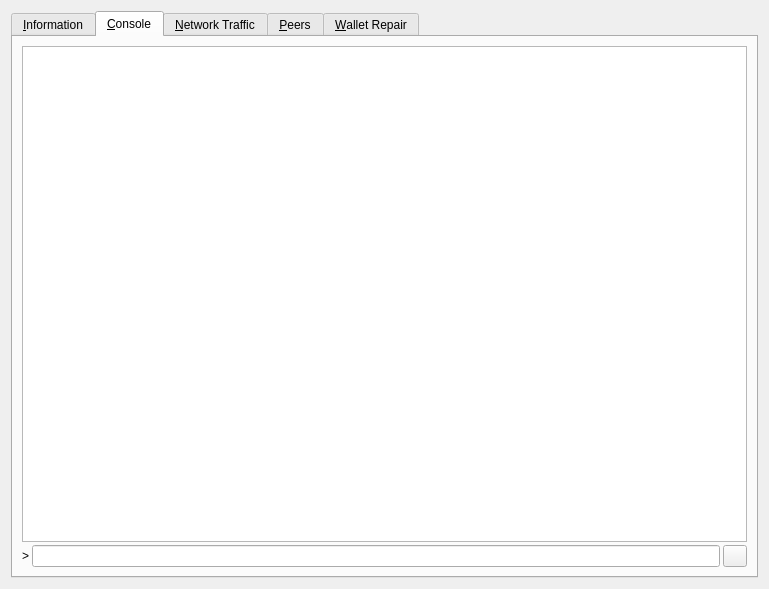
First picture: the form in src/qt/forms/rpcconsole.ui, repository duality-solutions/Dynamic, before the edit.
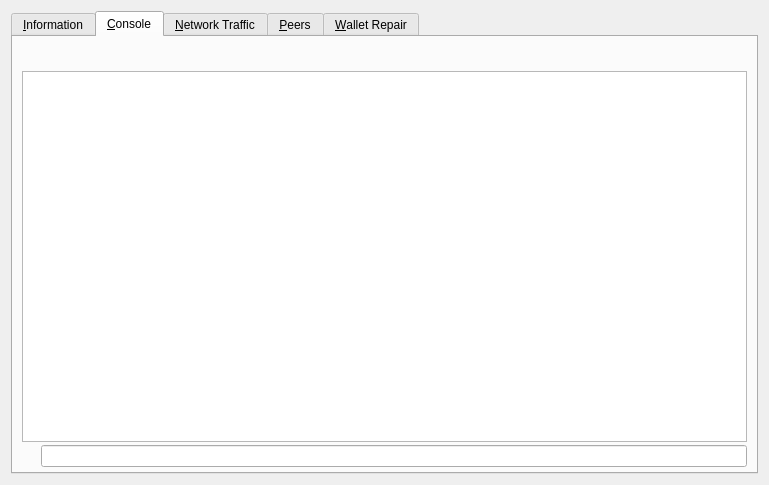
Second picture: the form after the edit. The open tabs and pages were chosen to show the change. Icons and pictures are not drawn. Custom widgets are drawn as their Qt base class.

The edit to the form file:
```diff
--- a/src/qt/forms/rpcconsole.ui
+++ b/src/qt/forms/rpcconsole.ui
@@ -7,7 +7,7 @@
     <x>0</x>
     <y>0</y>
     <width>769</width>
-    <height>589</height>
+    <height>485</height>
    </rect>
   </property>
   <property name="windowTitle">
@@ -16,10 +16,6 @@
   <layout class="QVBoxLayout" name="verticalLayout_2">
    <item>
     <widget class="QTabWidget" name="tabWidget">
-     <property name="styleSheet">
-      <string notr="true">QTabWidget:tab-bar { alignment: left }
-QTabBar { alignment: left; }</string>
-     </property>
      <property name="currentIndex">
       <number>4</number>
      </property>
@@ -442,6 +438,125 @@
        <property name="spacing">
         <number>3</number>
        </property>
+       <property name="bottomMargin">
+        <number>5</number>
+       </property>
+       <item>
+        <layout class="QHBoxLayout" name="horizontalLayout">
+         <property name="spacing">
+          <number>4</number>
+         </property>
+         <item>
+          <spacer name="horizontalSpacer">
+           <property name="orientation">
+            <enum>Qt::Horizontal</enum>
+           </property>
+           <property name="sizeHint" stdset="0">
+            <size>
+             <width>40</width>
+             <height>20</height>
+            </size>
+           </property>
+          </spacer>
+         </item>
+         <item>
+          <widget class="QPushButton" name="fontSmallerButton">
+           <property name="maximumSize">
+            <size>
+             <width>24</width>
+             <height>24</height>
+            </size>
+           </property>
+           <property name="text">
+            <string/>
+           </property>
+           <property name="toolTip">
+            <string>Decrease font size</string>
+           </property>
+           <property name="icon">
+            <iconset resource="../bitcoin.qrc">
+             <normaloff>:/icons/fontsmaller</normaloff>:/icons/fontsmaller</iconset>
+           </property>
+           <property name="iconSize">
+            <size>
+             <width>24</width>
+             <height>16</height>
+            </size>
+           </property>
+           <property name="autoDefault">
+            <bool>false</bool>
+           </property>
+           <property name="flat">
+            <bool>true</bool>
+           </property>
+          </widget>
+         </item>
+         <item>
+          <widget class="QPushButton" name="fontBiggerButton">
+           <property name="maximumSize">
+            <size>
+             <width>24</width>
+             <height>24</height>
+            </size>
+           </property>
+           <property name="toolTip">
+            <string>Increase font size</string>
+           </property>
+           <property name="text">
+            <string/>
+           </property>
+           <property name="icon">
+            <iconset resource="../bitcoin.qrc">
+             <normaloff>:/icons/fontbigger</normaloff>:/icons/fontbigger</iconset>
+           </property>
+           <property name="iconSize">
+            <size>
+             <width>24</width>
+             <height>16</height>
+            </size>
+           </property>
+           <property name="autoDefault">
+            <bool>false</bool>
+           </property>
+           <property name="flat">
+            <bool>true</bool>
+           </property>
+          </widget>
+         </item>
+         <item>
+          <widget class="QPushButton" name="clearButton">
+           <property name="maximumSize">
+            <size>
+             <width>24</width>
+             <height>24</height>
+            </size>
+           </property>
+           <property name="toolTip">
+            <string>Clear console</string>
+           </property>
+           <property name="layoutDirection">
+            <enum>Qt::LeftToRight</enum>
+           </property>
+           <property name="text">
+            <string/>
+           </property>
+           <property name="icon">
+            <iconset resource="../bitcoin.qrc">
+             <normaloff>:/icons/remove</normaloff>:/icons/remove</iconset>
+           </property>
+           <property name="shortcut">
+            <string notr="true">Ctrl+L</string>
+           </property>
+           <property name="autoDefault">
+            <bool>false</bool>
+           </property>
+           <property name="flat">
+            <bool>true</bool>
+           </property>
+          </widget>
+         </item>
+        </layout>
+       </item>
        <item>
         <widget class="QTextEdit" name="messagesWidget">
          <property name="minimumSize">
@@ -462,25 +577,18 @@
         </widget>
        </item>
        <item>
-        <layout class="QHBoxLayout" name="horizontalLayout">
+        <layout class="QHBoxLayout" name="horizontalLayoutPrompt">
          <property name="spacing">
           <number>3</number>
          </property>
          <item>
-          <widget class="QLabel" name="label">
-           <property name="text">
-            <string notr="true">&gt;</string>
+          <widget class="QPushButton" name="promptIcon">
+           <property name="enabled">
+            <bool>false</bool>
            </property>
-          </widget>
-         </item>
-         <item>
-          <widget class="QLineEdit" name="lineEdit"/>
-         </item>
-         <item>
-          <widget class="QPushButton" name="clearButton">
            <property name="maximumSize">
             <size>
-             <width>24</width>
+             <width>16</width>
              <height>24</height>
             </size>
            </property>
@@ -494,11 +602,24 @@
             <iconset resource="../dynamic.qrc">
              <normaloff>:/icons/drk/remove</normaloff>:/icons/drk/remove</iconset>
            </property>
-           <property name="shortcut">
-            <string notr="true">Ctrl+L</string>
+           <property name="iconSize">
+            <size>
+             <width>14</width>
+             <height>14</height>
+            </size>
            </property>
            <property name="autoDefault">
             <bool>false</bool>
+           </property>
+           <property name="flat">
+            <bool>true</bool>
+           </property>
+          </widget>
+         </item>
+         <item>
+          <widget class="QLineEdit" name="lineEdit">
+           <property name="placeholderText">
+            <string/>
            </property>
           </widget>
          </item>
```
Left out of the diff: 42 changed lines with no effect on the pictures.
